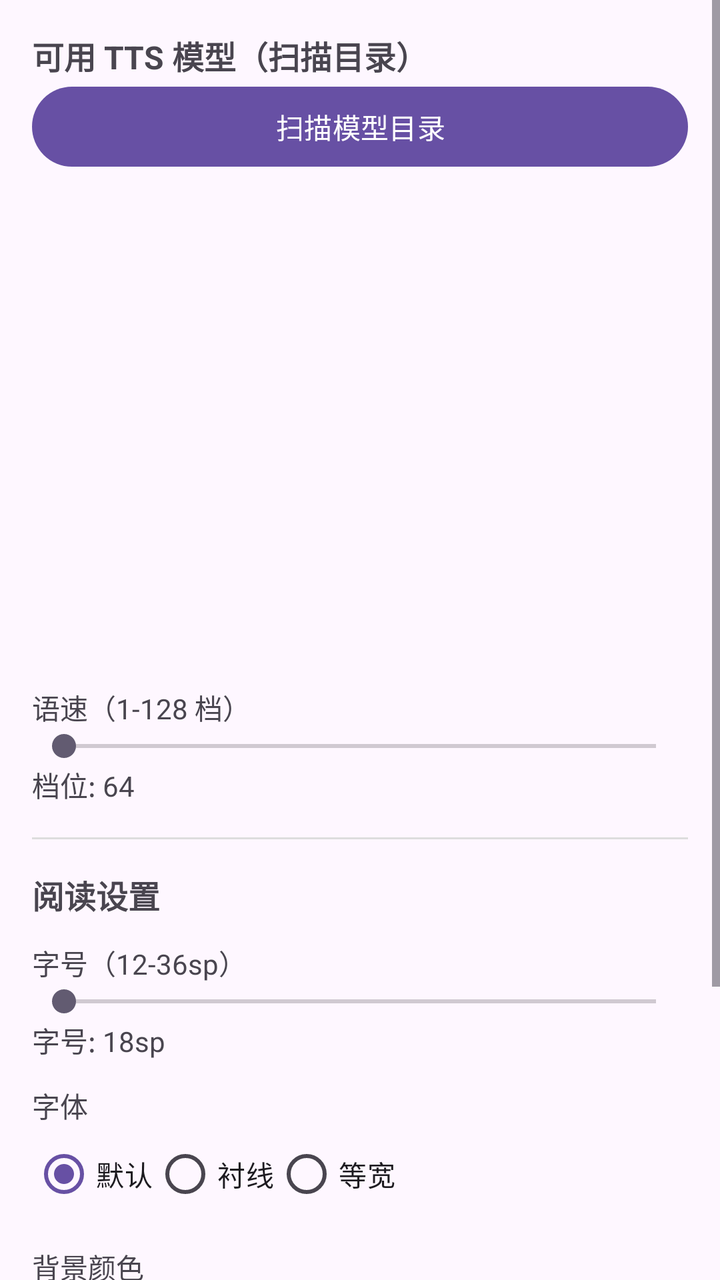
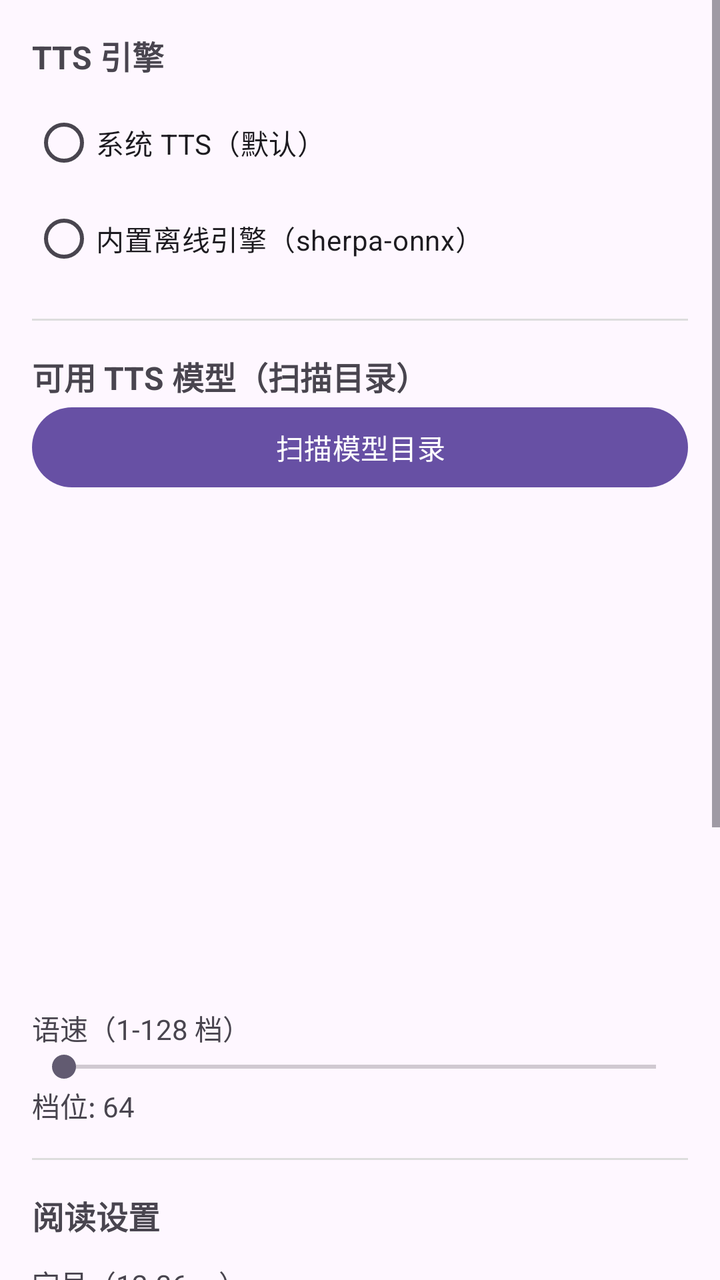

The first picture is an Android layout as it rendered before a commit; the second is the same layout after the commit. The layout source and the unified diff follow.
<!-- AndroidManifest.xml: application theme Theme.Material3.DayNight.NoActionBar -->
<!-- res/layout/activity_settings.xml -->
<?xml version="1.0" encoding="utf-8"?>
<ScrollView xmlns:android="http://schemas.android.com/apk/res/android"
    android:layout_width="match_parent"
    android:layout_height="match_parent">

    <LinearLayout
        android:layout_width="match_parent"
        android:layout_height="wrap_content"
        android:orientation="vertical"
        android:padding="16dp">

        <TextView android:layout_width="wrap_content" android:layout_height="wrap_content"
            android:text="可用 TTS 模型（扫描目录）" android:textStyle="bold" android:textSize="16sp"/>

        <Button android:id="@+id/btnScan" android:layout_width="match_parent"
            android:layout_height="wrap_content" android:text="扫描模型目录"/>

        <androidx.recyclerview.widget.RecyclerView
            android:id="@+id/rvModels"
            android:layout_width="match_parent"
            android:layout_height="240dp"/>

        <TextView android:layout_width="wrap_content" android:layout_height="wrap_content"
            android:text="语速（1-128 档）" android:layout_marginTop="16dp"/>

        <SeekBar android:id="@+id/seekRate" android:layout_width="match_parent"
            android:layout_height="wrap_content" android:max="127"/>

        <TextView android:id="@+id/tvRate" android:layout_width="wrap_content"
            android:layout_height="wrap_content" android:text="档位: 64"/>

        <View android:layout_width="match_parent" android:layout_height="1dp"
            android:background="#DDD" android:layout_marginVertical="16dp"/>

        <TextView android:layout_width="wrap_content" android:layout_height="wrap_content"
            android:text="阅读设置" android:textStyle="bold" android:textSize="16sp"/>

        <TextView android:layout_width="wrap_content" android:layout_height="wrap_content"
            android:text="字号（12-36sp）" android:layout_marginTop="12dp"/>

        <SeekBar android:id="@+id/seekFont" android:layout_width="match_parent"
            android:layout_height="wrap_content" android:max="24"/>

        <TextView android:id="@+id/tvFont" android:layout_width="wrap_content"
            android:layout_height="wrap_content" android:text="字号: 18sp"/>

        <TextView android:layout_width="wrap_content" android:layout_height="wrap_content"
            android:text="字体" android:layout_marginTop="12dp"/>

        <RadioGroup android:id="@+id/rgFont" android:layout_width="match_parent"
            android:layout_height="wrap_content" android:orientation="horizontal">
            <RadioButton android:id="@+id/rbFontDefault" android:layout_width="wrap_content"
                android:layout_height="wrap_content" android:text="默认" android:checked="true"/>
            <RadioButton android:id="@+id/rbFontSerif" android:layout_width="wrap_content"
                android:layout_height="wrap_content" android:text="衬线"/>
            <RadioButton android:id="@+id/rbFontMono" android:layout_width="wrap_content"
                android:layout_height="wrap_content" android:text="等宽"/>
        </RadioGroup>

        <TextView android:layout_width="wrap_content" android:layout_height="wrap_content"
            android:text="背景颜色" android:layout_marginTop="12dp"/>

        <LinearLayout android:layout_width="match_parent" android:layout_height="wrap_content"
            android:orientation="horizontal" android:layout_marginTop="8dp">
            <Button android:id="@+id/btnBgWhite" android:layout_width="0dp"
                android:layout_weight="1" android:layout_height="wrap_content" android:text="白"/>
            <Button android:id="@+id/btnBgSepia" android:layout_width="0dp"
                android:layout_weight="1" android:layout_height="wrap_content" android:text="米黄"/>
            <Button android:id="@+id/btnBgGreen" android:layout_width="0dp"
                android:layout_weight="1" android:layout_height="wrap_content" android:text="浅绿"/>
            <Button android:id="@+id/btnBgDark" android:layout_width="0dp"
                android:layout_weight="1" android:layout_height="wrap_content" android:text="深色"/>
        </LinearLayout>

<TextView android:layout_width="wrap_content" android:layout_height="wrap_content"
    android:text="调试" android:textStyle="bold" android:textSize="16sp"/>

<Switch
    android:id="@+id/switchDebug"
    android:layout_width="match_parent"
    android:layout_height="wrap_content"
    android:layout_marginTop="8dp"
    android:text="启用调试日志" />

<Button
    android:id="@+id/btnOpenDebug"
    android:layout_width="match_parent"
    android:layout_height="wrap_content"
    android:layout_marginTop="8dp"
    android:text="查看调试日志" />
    
    </LinearLayout>
</ScrollView>
<!-- resources referenced by this layout -->
<resources>
  <style name="Theme.Material3.DayNight.NoActionBar" parent="Theme.Material3.DayNight">
          <item name="android:windowNoTitle">true</item>
      </style>
</resources>

<!-- the commit's change to res/layout/activity_settings.xml (unified diff, before → after) -->
@@ -8,6 +8,35 @@
         android:layout_height="wrap_content"
         android:orientation="vertical"
         android:padding="16dp">
+
+
+<TextView android:layout_width="wrap_content" android:layout_height="wrap_content"
+    android:text="TTS 引擎" android:textStyle="bold" android:textSize="16sp"/>
+
+<RadioGroup
+    android:id="@+id/rgTtsEngine"
+    android:layout_width="match_parent"
+    android:layout_height="wrap_content"
+    android:orientation="vertical"
+    android:layout_marginTop="8dp">
+
+    <RadioButton
+        android:id="@+id/rbEngineSystem"
+        android:layout_width="wrap_content"
+        android:layout_height="wrap_content"
+        android:text="系统 TTS（默认）" />
+
+    <RadioButton
+        android:id="@+id/rbEngineOffline"
+        android:layout_width="wrap_content"
+        android:layout_height="wrap_content"
+        android:text="内置离线引擎（sherpa-onnx）" />
+</RadioGroup>
+
+<View android:layout_width="match_parent" android:layout_height="1dp"
+    android:background="#DDD" android:layout_marginVertical="16dp"/>
+
+
 
         <TextView android:layout_width="wrap_content" android:layout_height="wrap_content"
             android:text="可用 TTS 模型（扫描目录）" android:textStyle="bold" android:textSize="16sp"/>
